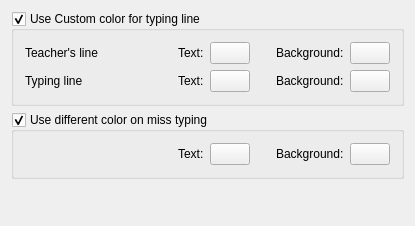
Above: src/ui/ktouchprefcolorspage.ui from KDE/ktouch before the change. Below: the same form after it.
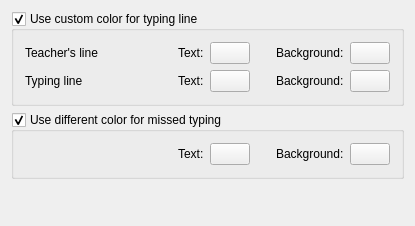
That is the form after the change. Custom widgets are drawn as their Qt base class.

Commit message: Minor proof-reading changes.

Patch:
```diff
--- a/src/ui/ktouchprefcolorspage.ui
+++ b/src/ui/ktouchprefcolorspage.ui
@@ -16,7 +16,7 @@
    <item row="0" column="0" >
     <widget class="QGroupBox" name="kcfg_CommonTypingLineColors" >
      <property name="title" >
-      <string>Use Custom color for typing line</string>
+      <string>Use custom color for typing line</string>
      </property>
      <property name="checkable" >
       <bool>true</bool>
@@ -229,7 +229,7 @@
    <item row="1" column="0" >
     <widget class="QGroupBox" name="kcfg_ColorOnError" >
      <property name="title" >
-      <string>Use different color on miss typing</string>
+      <string>Use different color for missed typing</string>
      </property>
      <property name="checkable" >
       <bool>true</bool>
```
The commit also changes 2 other files.
